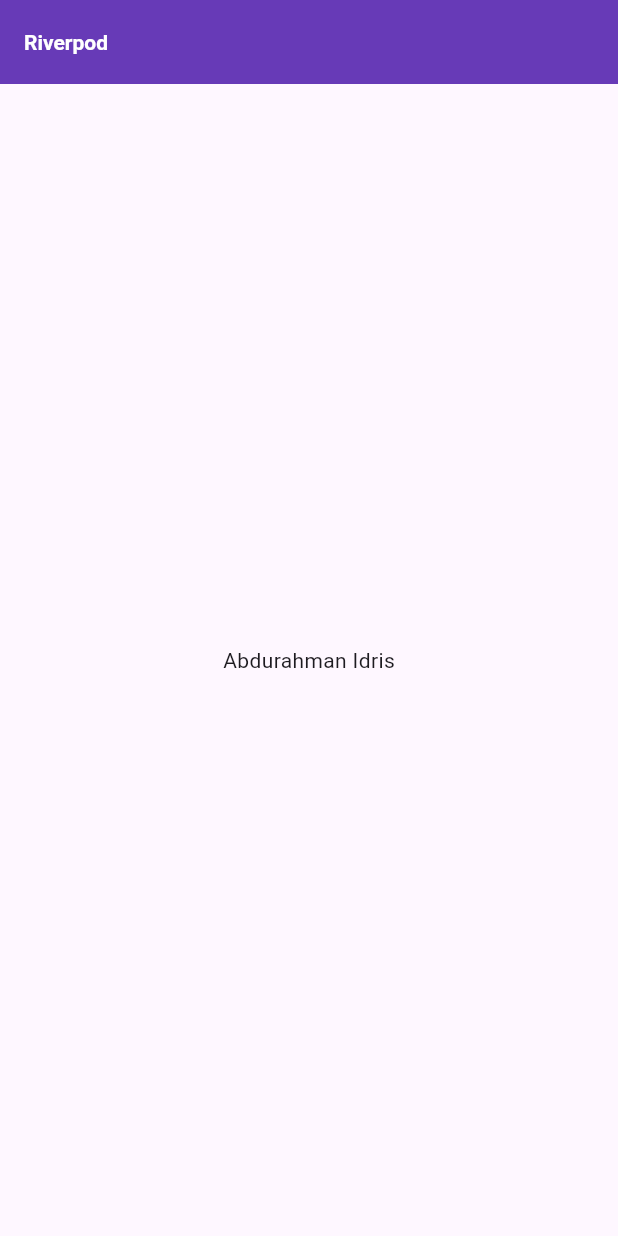
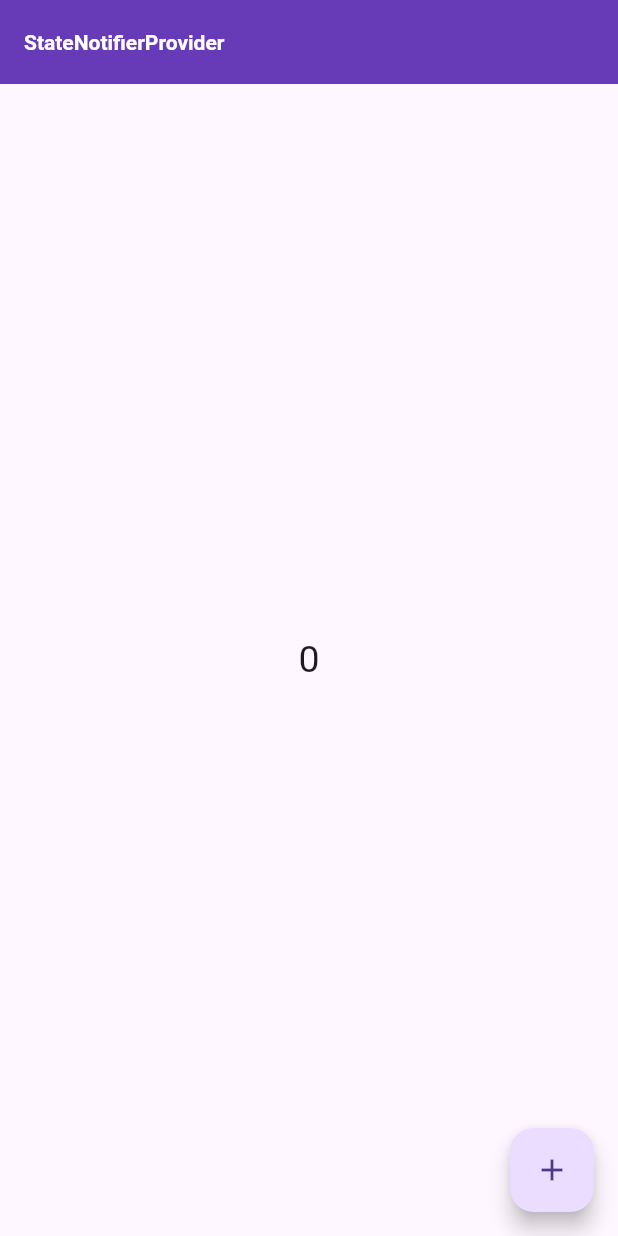
Before and after one commit to abdurahmanidris/flutter_riverpod_new, a Flutter app: the screen it shows after launch, on a phone screen of 412 x 824 dp. Run offline on Flutter 3.47's test engine with Material 3 defaults, Android fonts, the phone set to English and light mode, and no system bars; our stand-ins replace flutter_riverpod.

Commit message:
StateNotifierProvider in ConsumerWidget

```diff
--- /dev/null
+++ b/lib/counter_demo.dart
@@ -0,0 +1,10 @@
+import 'package:flutter_riverpod/flutter_riverpod.dart';
+
+class CounterDemo extends StateNotifier<int> {
+  //initializing the state with initial value as 0
+  CounterDemo() : super(0);
+
+  void increament() {
+    state++;
+  }
+}
--- a/lib/main.dart
+++ b/lib/main.dart
@@ -1,11 +1,9 @@
 import 'package:flutter/material.dart';
 import 'package:flutter_riverpod/flutter_riverpod.dart';
+import 'package:flutter_riverpod_new/counter_demo.dart';
 
-final nameProvider = Provider<String>(
-  (ref) {
-    return "Abdurahman Idris";
-  },
-);
+final counterProvider =
+    StateNotifierProvider<CounterDemo, int>((ref) => CounterDemo());
 
 void main() {
   runApp(const ProviderScope(child: MyApp()));
@@ -31,37 +29,33 @@ class MyApp extends StatelessWidget {
               TextStyle(color: Colors.white, fontWeight: FontWeight.bold),
         ),
       ),
-      home: const Main(),
+      home: const MyHomePage(),
     );
   }
 }
 
-class Main extends ConsumerStatefulWidget {
-  const Main({super.key});
+class MyHomePage extends ConsumerWidget {
+  const MyHomePage({super.key});
 
   @override
-  // State<Main> createState() => _MainState();
-  _MainState createState() => _MainState();
-}
+  Widget build(BuildContext context, WidgetRef ref) {
+    final counter = ref.watch(counterProvider);
 
-class _MainState extends ConsumerState<Main> {
-  //if we want to read the value from the created provider from any widget lifecyle method
-  @override
-  void initState() {
-    super.initState();
-    final name = ref.read(nameProvider);
-    print(name);
-  }
-
-  @override
-  Widget build(BuildContext context) {
-    final name = ref.watch(nameProvider);
     return Scaffold(
       appBar: AppBar(
-        title: Text("Riverpod"),
+        title: const Text("StateNotifierProvider"),
       ),
       body: Center(
-        child: Text(name),
+        child: Text(
+          '$counter',
+          style: const TextStyle(fontSize: 25),
+        ),
+      ),
+      floatingActionButton: FloatingActionButton(
+        onPressed: () {
+          ref.read(counterProvider.notifier).increament();
+        },
+        child: const Icon(Icons.add),
       ),
     );
   }
```
